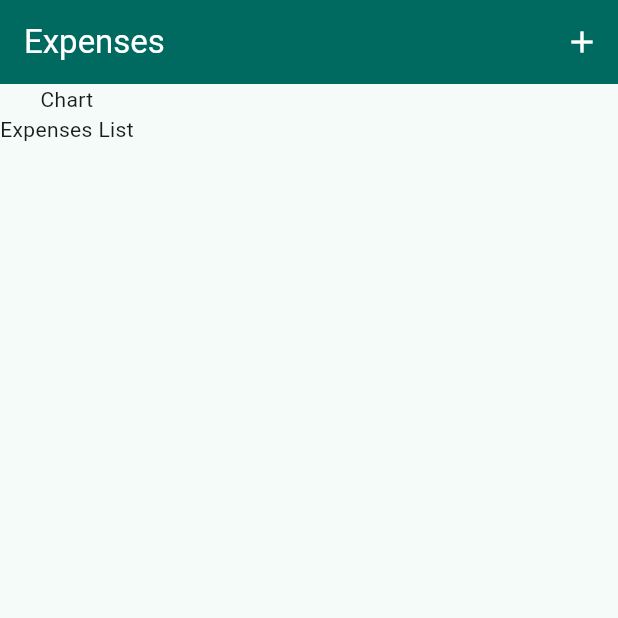
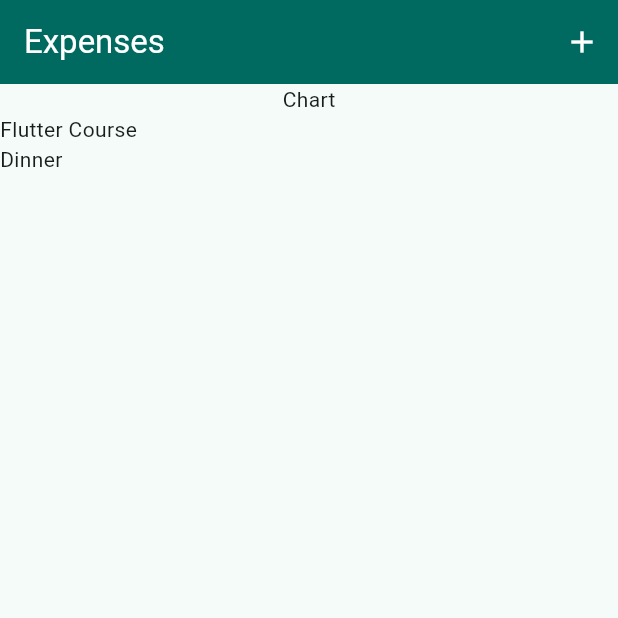
Before and after one commit to Moonbladez/flutter-expense-tracker, a Flutter app: the screen it shows after launch, on a phone screen of 412 x 824 dp, the top half of it. Run offline on Flutter 3.47's test engine with Material 2 defaults, Android fonts, the phone set to English and light mode, and no system bars.

Commit message:
added list of for expenses

```diff
--- a/lib/screens/expenses_screen.dart
+++ b/lib/screens/expenses_screen.dart
@@ -1,5 +1,6 @@
 import 'package:flutter/material.dart';
 import 'package:flutter_expense_tracker/models/expense.dart';
+import 'package:flutter_expense_tracker/widgets/widgets.dart';
 
 class ExpensesScreen extends StatefulWidget {
   const ExpensesScreen({super.key});
@@ -9,7 +10,7 @@ class ExpensesScreen extends StatefulWidget {
 }
 
 class _ExpensesScreenState extends State<ExpensesScreen> {
-  final List<Expense> _registereExpenses = [
+  final List<Expense> _registeredExpenses = [
     Expense(
       title: "Flutter Course",
       amount: 19.99,
@@ -17,13 +18,7 @@ class _ExpensesScreenState extends State<ExpensesScreen> {
       category: Category.other,
     ),
     Expense(
-      title: "New Shirt",
-      amount: 39.99,
-      date: DateTime.now(),
-      category: Category.clothes,
-    ),
-    Expense(
-      title: 'Dinner',
+      title: "Dinner",
       amount: 15.99,
       date: DateTime.now(),
       category: Category.food,
@@ -44,10 +39,12 @@ class _ExpensesScreenState extends State<ExpensesScreen> {
         foregroundColor: Theme.of(context).colorScheme.onPrimary,
         title: const Text('Expenses'),
       ),
-      body: const Column(
+      body: Column(
         children: [
-          Text("Chart"),
-          Text("Expenses List"),
+          const Text("Chart"),
+          Expanded(
+            child: ExpensesList(expenses: _registeredExpenses),
+          ),
         ],
       ),
     );
--- /dev/null
+++ b/lib/widgets/expenses_list.dart
@@ -0,0 +1,16 @@
+import 'package:flutter/material.dart';
+import 'package:flutter_expense_tracker/models/expense.dart';
+
+class ExpensesList extends StatelessWidget {
+  const ExpensesList({super.key, required this.expenses});
+
+  final List<Expense> expenses;
+
+  @override
+  Widget build(BuildContext context) {
+    return ListView.builder(
+      itemCount: expenses.length,
+      itemBuilder: (context, index) => Text(expenses[index].title),
+    );
+  }
+}
--- /dev/null
+++ b/lib/widgets/widgets.dart
@@ -0,0 +1 @@
+export 'expenses_list.dart';
```
